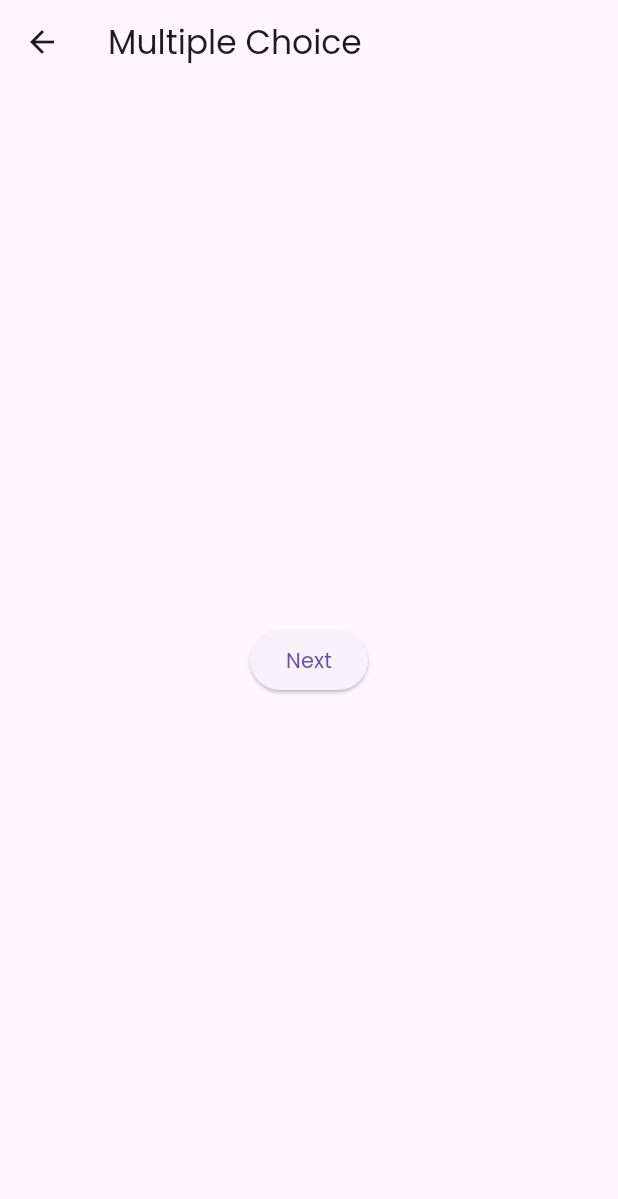
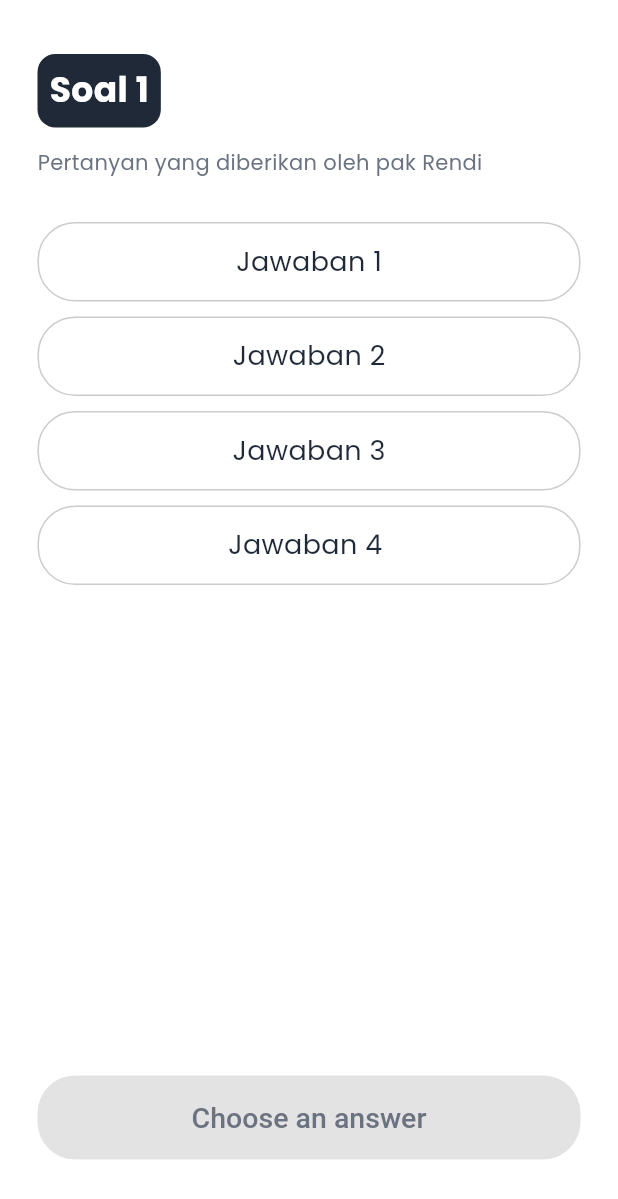
Before and after one commit to Fachryss/PropApp, a Flutter app: the MultipleChoicePage screen opened by its route, on a phone screen of 412 x 824 dp. Shown: the top 1199 px of the screen. Run offline on Flutter 3.47's test engine with Material 3 defaults, Android fonts, the phone set to English and light mode, and no system bars.

Commit message:
menambahkan page pertanyaan pilihan ganda pak rendi

```diff
--- a/lib/main.dart
+++ b/lib/main.dart
@@ -30,7 +30,7 @@ class MiniEduApp extends StatelessWidget {
           titleLarge: TextStyle(fontFamily: 'Poppins'),
         ),
       ),
-      home: QuestionCheckboxPage(), // Directly navigate to DiceExperimentPage
+      home: MultipleChoicePage(), // Directly navigate to DiceExperimentPage
       routes: appRoutes,
     );
   }
--- a/lib/screen/multiple_choice_page.dart
+++ b/lib/screen/multiple_choice_page.dart
@@ -1,16 +1,151 @@
+import 'dart:math';
+
 import 'package:flutter/material.dart';
 
-class MultipleChoicePage extends StatelessWidget {
+class MultipleChoicePage extends StatefulWidget {
   const MultipleChoicePage({super.key});
 
   @override
+  State<MultipleChoicePage> createState() => _MultipleChoicePageState();
+}
+
+class _MultipleChoicePageState extends State<MultipleChoicePage> {
+  String? SelecetedOption;
+
+  bool get hasSelection => SelecetedOption != null;
+  @override
   Widget build(BuildContext context) {
     return Scaffold(
-      appBar: AppBar(title: const Text('Multiple Choice')),
-      body: Center(
-        child: ElevatedButton(
-          onPressed: () => Navigator.pushNamed(context, '/closing'),
-          child: const Text('Next'),
+      backgroundColor: Colors.white,
+      body: SafeArea(
+        child: Padding(
+          padding: const EdgeInsets.fromLTRB(25, 20, 25, 51),
+          child: Column(
+            crossAxisAlignment: CrossAxisAlignment.start,
+            children: [
+              const SizedBox(height: 16),
+              Container(
+                  padding: const EdgeInsets.fromLTRB(8, 8, 8, 8),
+                  decoration: BoxDecoration(
+                    color: const Color(0xFF1F2937),
+                    borderRadius: BorderRadius.circular(12),
+                  ),
+                  child: const IntrinsicWidth(
+                    child: Center(
+                      child: Text(
+                        "Soal 1",
+                        style: TextStyle(
+                            fontSize: 23,
+                            fontWeight: FontWeight.w600,
+                            color: Colors.white),
+                      ),
+                    ),
+                  )),
+              const SizedBox(
+                height: 13,
+              ),
+              const Text(
+                "Pertanyan yang diberikan oleh pak Rendi",
+                style: TextStyle(
+                  fontSize: 14,
+                  fontWeight: FontWeight.w500,
+                  color: Color(0xFF6B7280),
+                ),
+              ),
+              const SizedBox(
+                height: 30,
+              ),
+              _buildOptionItem("Jawaban 1"),
+              const SizedBox(
+                height: 10,
+              ),
+              _buildOptionItem("Jawaban 2"),
+              const SizedBox(
+                height: 10,
+              ),
+              _buildOptionItem("Jawaban 3"),
+              const SizedBox(
+                height: 10,
+              ),
+              _buildOptionItem("Jawaban 4 "),
+              const Spacer(),
+              AnimatedContainer(
+                height: 56,
+                width: double.infinity,
+                duration: const Duration(milliseconds: 200),
+                curve: Curves.easeInOut,
+                transform: hasSelection
+                    ? (Matrix4.identity()
+                      ..scale(1.01)) // Sedikit membesar saat aktif
+                    : (Matrix4.identity()..scale(1.0)), // Normal
+                child: ElevatedButton(
+                  onPressed: hasSelection
+                      ? () {
+                          Navigator.pushNamed(context, '/checkbox2');
+                        }
+                      : null,
+                  style: ElevatedButton.styleFrom(
+                    backgroundColor:
+                        hasSelection ? Color(0xFF1D2939) : Color(0xFFF3F4F6),
+                    foregroundColor: Colors.white,
+                    elevation: 0,
+                    shape: RoundedRectangleBorder(
+                      borderRadius: BorderRadius.circular(25),
+                    ),
+                  ),
+                  child: AnimatedDefaultTextStyle(
+                    duration: const Duration(milliseconds: 300),
+                    curve: Curves.easeInOut,
+                    style: TextStyle(
+                      fontSize: hasSelection ? 20 : 19,
+                      fontWeight:
+                          hasSelection ? FontWeight.w600 : FontWeight.w500,
+                      color:
+                          hasSelection ? Colors.white : const Color(0xFF6B7280),
+                    ),
+                    child: Text(
+                      hasSelection ? 'Go to next question' : "Choose an answer",
+                    ),
+                  ),
+                ),
+              ),
+            ],
+          ),
+        ),
+      ),
+    );
+  }
+
+  Widget _buildOptionItem(String text) {
+    final isSelected = SelecetedOption == text;
+    return GestureDetector(
+      onTap: () {
+        setState(() {
+          SelecetedOption = isSelected ? null : text;
+        });
+      },
+      child: AnimatedContainer(
+        duration: const Duration(milliseconds: 300),
+        curve: Curves.easeInOut,
+        width: double.infinity,
+        height: 53,
+        decoration: BoxDecoration(
+          color: isSelected ? Color(0xFF1F2937) : Colors.white,
+          borderRadius: BorderRadius.circular(25),
+          border: Border.all(
+            color: Colors.black.withOpacity(0.2),
+            width: 1,
+          ),
+        ),
+        child: Center(
+          child: Text(
+            text,
+            style: TextStyle(
+              fontSize: 18,
+              fontWeight: isSelected ? FontWeight.w600 : FontWeight.w500,
+              color: isSelected ? Colors.white : Color(0xFF1F2937),
+            ),
+          ),
         ),
       ),
     );
--- a/lib/screen/question_checkbox.dart
+++ b/lib/screen/question_checkbox.dart
@@ -18,7 +18,7 @@ class _QuestionCheckboxPageState extends State<QuestionCheckboxPage> {
       backgroundColor: Colors.white,
       body: SafeArea(
         child: Padding(
-          padding: const EdgeInsets.symmetric(horizontal: 25.0, vertical: 20.0),
+          padding: EdgeInsets.fromLTRB(25, 20, 25, 51),
           child: Column(
             crossAxisAlignment: CrossAxisAlignment.start,
             children: [
@@ -37,7 +37,7 @@ class _QuestionCheckboxPageState extends State<QuestionCheckboxPage> {
                 style: TextStyle(
                   fontSize: 14,
                   fontWeight: FontWeight.w500,
-                  color: Colors.black54,
+                  color: Color(0xFF6B7280),
                 ),
               ),
               const SizedBox(height: 30),
@@ -196,7 +196,7 @@ class _AnimatedCheckboxState extends State<AnimatedCheckbox>
       decoration: BoxDecoration(
         color: widget.isChecked ? Color(0xFF1F2937) : Colors.transparent,
         border: Border.all(
-          color: widget.isChecked ? Color(0xFF1F2937) : Colors.black38,
+          color: widget.isChecked ? Color(0xFF1F2937) : Color(0xFF6B7280),
           width: 1.5,
           style: BorderStyle.solid,
         ),
--- a/lib/screen/question_checkbox_2.dart
+++ b/lib/screen/question_checkbox_2.dart
@@ -18,7 +18,7 @@ class _QuestionCheckboxPageState extends State<QuestionCheckboxPage2> {
       backgroundColor: Colors.white,
       body: SafeArea(
         child: Padding(
-          padding: const EdgeInsets.symmetric(horizontal: 25.0, vertical: 20.0),
+          padding: EdgeInsets.fromLTRB(25, 20, 25, 51),
           child: Column(
             crossAxisAlignment: CrossAxisAlignment.start,
             children: [
@@ -37,7 +37,7 @@ class _QuestionCheckboxPageState extends State<QuestionCheckboxPage2> {
                 style: TextStyle(
                   fontSize: 14,
                   fontWeight: FontWeight.w500,
-                  color: Colors.black54,
+                  color: Color(0xFF6B7280),
                 ),
               ),
               const SizedBox(height: 30),
@@ -200,7 +200,7 @@ class _AnimatedCheckboxState extends State<AnimatedCheckbox>
       decoration: BoxDecoration(
         color: widget.isChecked ? Color(0xFF1F2937) : Colors.transparent,
         border: Border.all(
-          color: widget.isChecked ? Color(0xFF1F2937) : Colors.black38,
+          color: widget.isChecked ? Color(0xFF1F2937) : Color(0xFF6B7280),
           width: 1.5,
           style: BorderStyle.solid,
         ),
```
Also changed, not shown: 4 other files.
